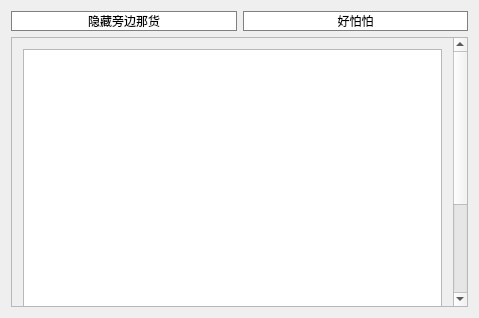
The window that Gui/widget.ui (xtuer/Qt) describes before a commit, drawn with Qt 5.
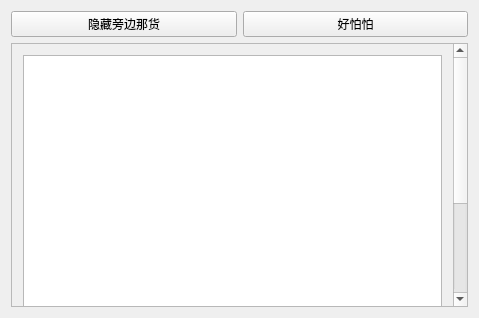
The same window after the commit.

What changed in the file:
```diff
--- a/Gui/widget.ui
+++ b/Gui/widget.ui
@@ -14,11 +14,7 @@
    <string>Widget</string>
   </property>
   <property name="styleSheet">
-   <string notr="true">.QPushButton {
-	border: 1px solid gray;
-	background: white;
-}
-</string>
+   <string notr="true"/>
   </property>
   <layout class="QGridLayout" name="gridLayout">
    <item row="0" column="1">
```
